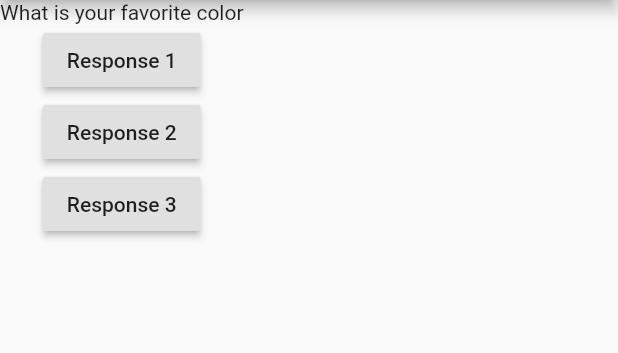
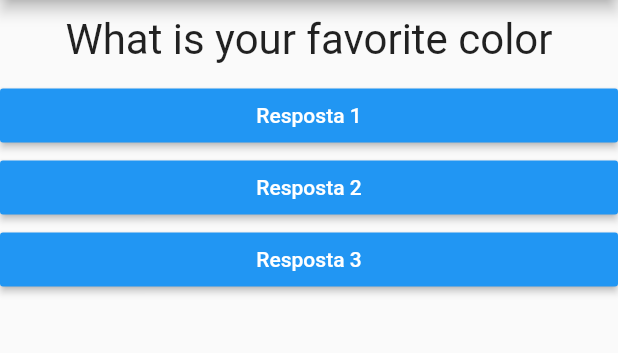
Before and after one commit to diegormb06/questions-rank, a Flutter app: the screen it shows after launch, on a phone screen of 412 x 824 dp, the part 84-437 px from its top. Run offline on Flutter 3.47's test engine with Material 2 defaults, Android fonts, the phone set to English and light mode, and no system bars.

Commit message:
create buttons and function onPressed

```diff
--- /dev/null
+++ b/lib/ResponseButton.dart
@@ -0,0 +1,21 @@
+import 'package:flutter/material.dart';
+
+class ResponseButton extends StatelessWidget {
+  final String text;
+  final void Function() _response;
+
+  ResponseButton(this.text, this._response);
+
+  @override
+  Widget build(BuildContext context) {
+    return Container(
+      width: double.infinity,
+      child: RaisedButton(
+        color: Colors.blue,
+        textColor: Colors.white,
+        child: Text(text),
+        onPressed: _response,
+      ),
+    );
+  }
+}
--- a/lib/main.dart
+++ b/lib/main.dart
@@ -1,18 +1,22 @@
 import 'package:flutter/material.dart';
+import 'package:questions_rank/ResponseButton.dart';
+import 'package:questions_rank/questionText.dart';
 
 main() => runApp(new QuestionApp());
 
-class QuestionApp extends StatelessWidget {
-  var questionIndex = 0;
+class _QuestionAppState extends State<QuestionApp> {
+  var _questionIndex = 0;
   final questions = [
     'What is your favorite color',
     'What is your favorite pet',
     'What is your favorite color',
   ];
 
-  void responseQuestion() {
-    questionIndex++;
-    print('pergunta $questionIndex');
+  void _responseQuestion() {
+    setState(() {
+      _questionIndex++;
+    });
+    print('pergunta $_questionIndex');
   }
 
   Widget build(BuildContext context) {
@@ -23,22 +27,19 @@ class QuestionApp extends StatelessWidget {
         ),
         body: Column(
           children: <Widget>[
-            Text(questions[questionIndex]),
-            RaisedButton(
-              child: Text('Response 1'),
-              onPressed: responseQuestion,
-            ),
-            RaisedButton(
-              child: Text('Response 2'),
-              onPressed: responseQuestion,
-            ),
-            RaisedButton(
-              child: Text('Response 3'),
-              onPressed: responseQuestion,
-            ),
+            QuestionText(questions[_questionIndex]),
+            ResponseButton('Resposta 1', _responseQuestion),
+            ResponseButton('Resposta 2', _responseQuestion),
+            ResponseButton('Resposta 3', _responseQuestion),
           ],
         ),
       )
     );
   }
 }
+
+class QuestionApp extends StatefulWidget {
+  _QuestionAppState createState() {
+    return _QuestionAppState();
+  }
+}
--- /dev/null
+++ b/lib/questionText.dart
@@ -0,0 +1,20 @@
+import 'package:flutter/material.dart';
+
+class QuestionText extends StatelessWidget {
+  final String text;
+
+  QuestionText(this.text);
+
+  @override
+  Widget build(BuildContext context) {
+    return Container(
+      width: double.infinity,
+      padding: EdgeInsets.all(10),
+      child: Text(
+        text,
+        style: TextStyle(fontSize: 28),
+        textAlign: TextAlign.center,
+      ),
+    );
+  }
+}
```
Also changed, not shown: pubspec.yaml (+1 -7 lines), 2 other files.
